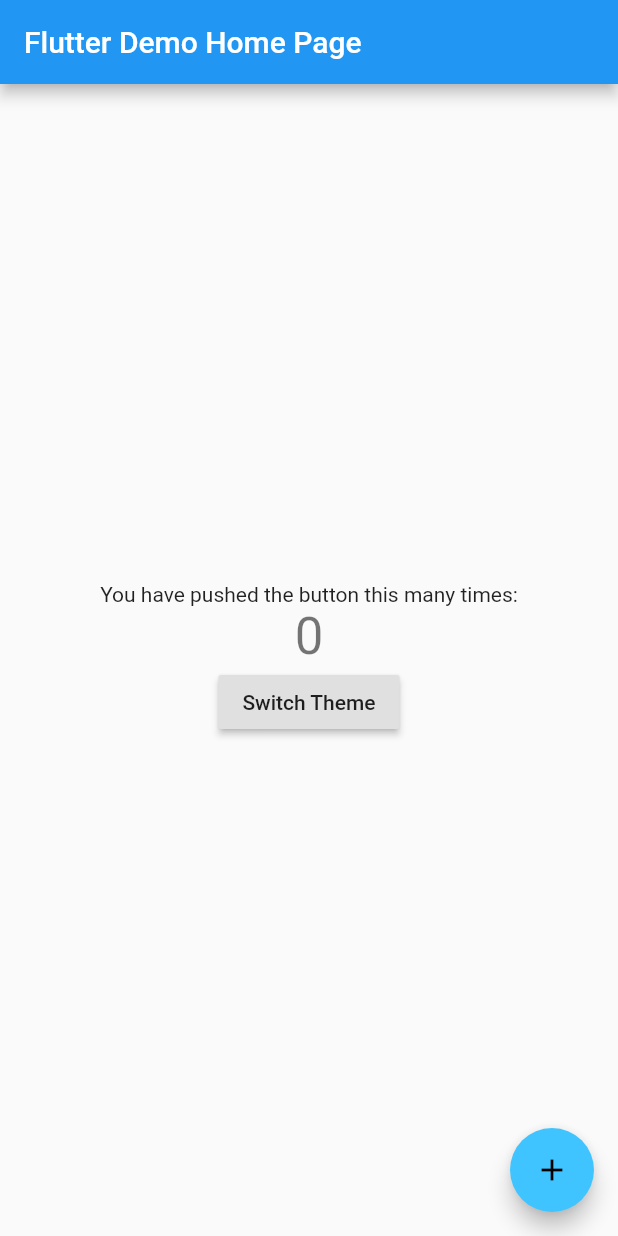
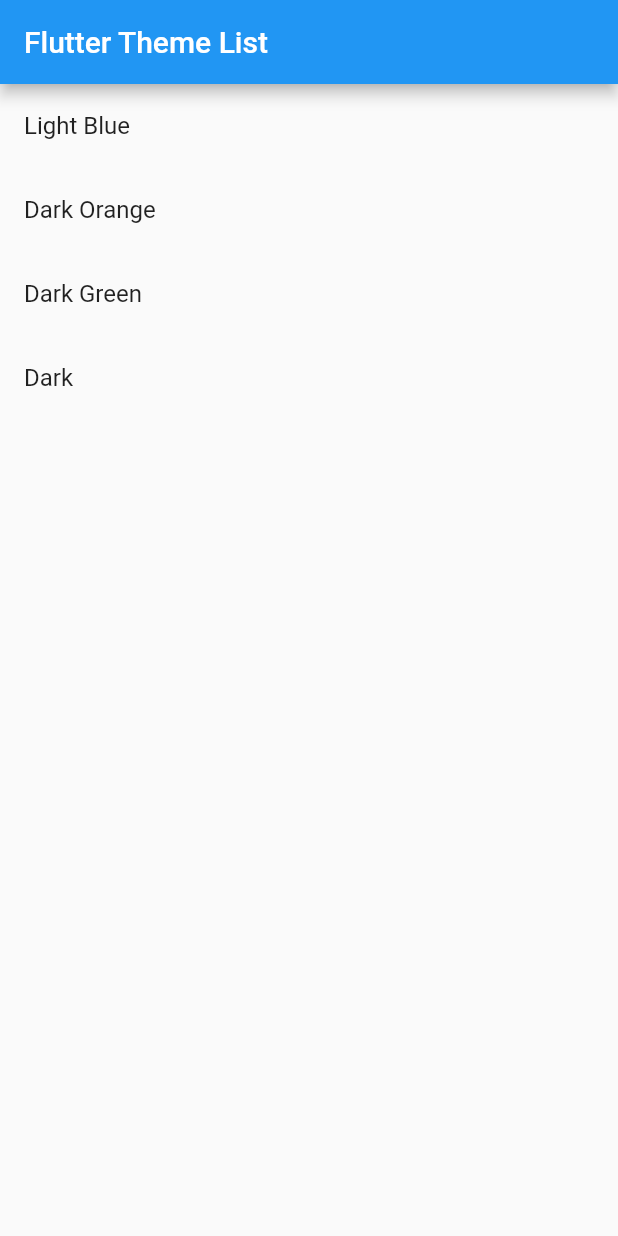
Before and after one commit to tofiqsamali/FlutterTheme, a Flutter app: the screen it shows after launch, on a phone screen of 412 x 824 dp. Run offline on Flutter 3.47's test engine with Material 2 defaults, Android fonts, the phone set to English and light mode, and no system bars; our stand-ins replace shared_preferences.

Commit message:
modified:   lib/main.dart 	new file:   lib/mytheme.dart 	new file:   lib/shared_preferences.dart 	new file:   lib/theme_changer.dart 	deleted:    lib/theme_notifier.dart 	new file:   lib/themes.dart 	modified:   pubspec.lock 	modified:   pubspec.yaml

```diff
--- a/lib/main.dart
+++ b/lib/main.dart
@@ -1,81 +1,52 @@
+import 'dart:async';
 import 'package:flutter/material.dart';
-import 'package:flutter_theme/theme_notifier.dart';
+import 'package:flutter_theme/mytheme.dart';
+import 'package:flutter_theme/theme_changer.dart';
 import 'package:provider/provider.dart';
+import 'package:shared_preferences/shared_preferences.dart';
 
-void main() => runApp(
-      ChangeNotifierProvider(
-        child: MyApp(),
-        create: (BuildContext context) {
-          return ThemeNotifier();
-        },
-      ),
-    );
+void main() => runApp(MyApp());
 
 class MyApp extends StatelessWidget {
   @override
   Widget build(BuildContext context) {
-    return MaterialApp(
-      debugShowCheckedModeBanner: false,
-      title: 'Flutter Demo',
-      theme: Provider.of<ThemeNotifier>(context).currentThemeData,
-      home: MyHomePage(title: 'Flutter Demo Home Page'),
+    final Future myTheme = SharedPreferences.getInstance().then(
+      (pref) {
+        return pref.getInt("defaultTheme");
+      },
+    );
+
+    return FutureBuilder(
+      future: myTheme,
+      builder: (context, snap) {
+        if (snap.hasData) {
+          return ChangeNotifierProvider<ThemeChanger>(
+              create: (context) {
+                return ThemeChanger();
+              },
+              child: FutureBuilder(
+                future: myTheme,
+                builder: (context, snapshot) {
+                  return MyTheme(
+                    defaultTheme: snapshot.data,
+                  );
+                },
+              ));
+        } else {
+          return ChangeNotifierProvider<ThemeChanger>(
+              create: (context) {
+                return ThemeChanger();
+              },
+              child: FutureBuilder(
+                future: myTheme,
+                builder: (context, snapshot) {
+                  return MyTheme(
+                    defaultTheme: 0,
+                  );
+                },
+              ));
+        }
+      },
     );
   }
 }
-
-class MyHomePage extends StatefulWidget {
-  MyHomePage({Key key, this.title}) : super(key: key);
-
-  final String title;
-
-  @override
-  _MyHomePageState createState() => _MyHomePageState();
-}
-
-class _MyHomePageState extends State<MyHomePage> {
-  int _counter = 0;
-
-  void _incrementCounter() {
-    setState(() {
-      _counter++;
-    });
-  }
-
-  @override
-  Widget build(BuildContext context) {
-    return Scaffold(
-      appBar: AppBar(
-        title: Text(widget.title),
-        actions: <Widget>[],
-      ),
-      body: Center(
-        child: Column(
-          mainAxisAlignment: MainAxisAlignment.center,
-          children: <Widget>[
-            Text(
-              'You have pushed the button this many times:',
-            ),
-            Text(
-              '$_counter',
-              style: Theme.of(context).textTheme.display1,
-            ),
-            RaisedButton(
-              onPressed: () {
-                print('Click on Switch Theme');
-                Provider.of<ThemeNotifier>(context).switchTheme();
-              },
-              child: Text(
-                'Switch Theme',
-              ),
-            )
-          ],
-        ),
-      ),
-      floatingActionButton: FloatingActionButton(
-        onPressed: _incrementCounter,
-        tooltip: 'Increment',
-        child: Icon(Icons.add),
-      ),
-    );
-  }
-}
--- /dev/null
+++ b/lib/mytheme.dart
@@ -0,0 +1,60 @@
+import 'package:flutter/cupertino.dart';
+import 'package:flutter/material.dart';
+import 'package:flutter_theme/theme_changer.dart';
+import 'package:provider/provider.dart';
+import 'package:shared_preferences/shared_preferences.dart';
+
+class MyTheme extends StatelessWidget {
+
+  final int defaultTheme;
+
+  MyTheme({this.defaultTheme});
+
+  static final List<ThemeData> themeData = [
+    ThemeData(
+        brightness: Brightness.light,
+        primaryColor: Colors.blue,
+        accentColor: Colors.lightBlueAccent),
+    ThemeData(
+        brightness: Brightness.dark,
+        primaryColor: Colors.orange,
+        accentColor: Colors.yellowAccent),
+    ThemeData(
+        brightness: Brightness.dark,
+        primaryColor: Colors.green,
+        accentColor: Colors.lightGreenAccent),
+    ThemeData.dark()
+  ];
+
+  @override
+  Widget build(BuildContext context) {
+    final _theme = Provider.of<ThemeChanger>(context);
+    List<String> listItem = ['Light Blue', 'Dark Orange', 'Dark Green', 'Dark'];
+
+//int themeIndex = getIntFromShP();
+    return MaterialApp(
+      theme: _theme.getIndex != null ? themeData[_theme.getIndex]: themeData[defaultTheme],
+      home: Scaffold(
+        appBar: AppBar(
+          title: Text('Flutter Theme List'),
+        ),
+        body: Material(
+          child: ListView.builder(
+            itemCount: listItem.length,
+            itemBuilder: (context, index) {
+              return ListTile(
+                title: Text(listItem[index]),
+                onTap: () async { //
+                  //print(y.toString());
+                  SharedPreferences prefs = await SharedPreferences.getInstance();
+                  prefs.setInt('defaultTheme', index);
+                  _theme.setIndex = index;
+                },
+              );
+            },
+          ),
+        ),
+      ),
+    );
+  }
+}
--- /dev/null
+++ b/lib/theme_changer.dart
@@ -0,0 +1,19 @@
+import 'package:flutter/material.dart';
+
+
+class ThemeChanger extends ChangeNotifier {
+
+   int index ;
+
+   set setIndex(int index) {
+     this.index = index;
+     notifyListeners();
+   }
+
+   get getIndex  {
+//     index= await getIntFromShP();
+     return index;
+   }
+
+
+}
--- a/lib/theme_notifier.dart
+++ /dev/null
@@ -1,39 +0,0 @@
-import 'package:flutter/cupertino.dart';
-import 'package:flutter/material.dart';
-
-enum MyThemes { dark, light }
-
-class ThemeNotifier with ChangeNotifier {
-  static final List<ThemeData> themeData = [
-    ThemeData(
-        brightness: Brightness.light,
-        primaryColor: Colors.blue,
-        accentColor: Colors.lightBlueAccent),
-    ThemeData(
-        brightness: Brightness.dark,
-        primaryColor: Colors.orange,
-        accentColor: Colors.yellowAccent)
-  ];
-
-  MyThemes _currentTheme = MyThemes.light;
-  ThemeData _currentThemeData = themeData[0];
-
-  void switchTheme() {
-    print('Switch Theme Fuction');
-    currentTheme == MyThemes.light
-        ? currentTheme = MyThemes.dark
-        : currentTheme = MyThemes.light;
-  }
-
-  set currentTheme(MyThemes theme) {
-    if (theme != null) {
-      _currentTheme = theme;
-      _currentThemeData =
-          currentTheme == MyThemes.light ? themeData[0] : themeData[1];
-      notifyListeners();
-    }
-  }
-
-  get currentTheme => _currentTheme;
-  get currentThemeData => _currentThemeData;
-}
--- /dev/null
+++ b/lib/themes.dart
@@ -0,0 +1,17 @@
+import 'package:flutter/material.dart';
+
+final themes = {
+  'Dark Orange': ThemeData(
+      brightness: Brightness.dark,
+      primaryColor: Colors.orange,
+      accentColor: Colors.yellowAccent),
+  'Light Blue': ThemeData(
+      brightness: Brightness.light,
+      primaryColor: Colors.blue,
+      accentColor: Colors.lightBlueAccent),
+  'Dark Green': ThemeData(
+      brightness: Brightness.dark,
+      primaryColor: Colors.green,
+      accentColor: Colors.lightGreenAccent),
+  'Dark' : ThemeData.dark()
+};
--- a/pubspec.yaml
+++ b/pubspec.yaml
@@ -24,6 +24,7 @@ dependencies:
   # Use with the CupertinoIcons class for iOS style icons.
   cupertino_icons: ^0.1.2
   provider: ^3.2.0
+  shared_preferences: ^0.5.6
 
 dev_dependencies:
   flutter_test:
```
Also changed, not shown: lib/shared_preferences.dart (added, +27 -0 lines), pubspec.lock.
